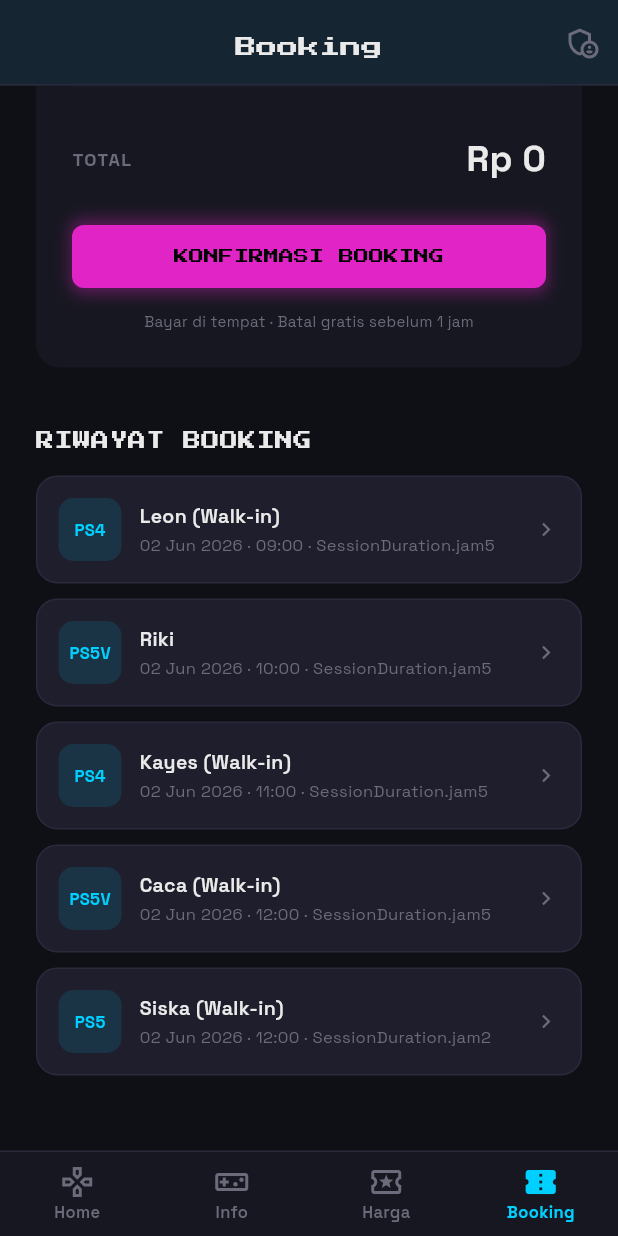
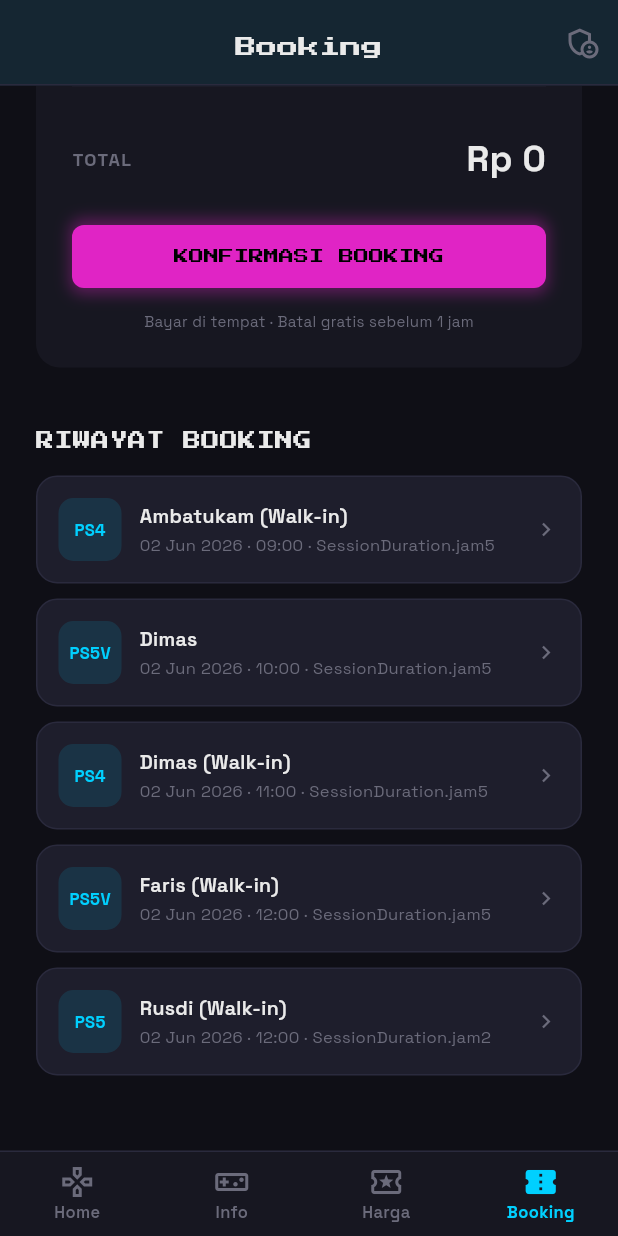
Before and after one commit to lepi-da-vinci/rental-ps-app, a Flutter app: the screen it shows after launch, item 4 of the bottom bar chosen, scrolled down 1028 dp, on a phone screen of 412 x 824 dp. Run offline on Flutter 3.47's test engine with Material 3 defaults, Android fonts, the phone set to English and light mode, and no system bars; our stand-ins replace google_fonts.

Commit message:
feat: add dummy data for PS units, game catalog, and revenue tracking to initialize application state.

```diff
--- a/lib/data/dummy_revenue.dart
+++ b/lib/data/dummy_revenue.dart
@@ -9,10 +9,45 @@ List<Booking> generateMonthlyBookings(DateTime now) {
   final bookings = <Booking>[];
 
   final names = [
-    'Budi', 'Sandi', 'Riki', 'Siska', 'Adit', 'Dimas', 'Anton', 'Joko',
-    'Kayes', 'Alep', 'Fina', 'Agus', 'Lina', 'Bayu', 'Angga', 'Caca',
-    'Dina', 'Wira', 'Faris', 'Gita', 'Hadi', 'Indra', 'Jawir', 'Leon',
-    'Sir Toro', 'Nisa', 'Rina', 'Toni', 'Yuda', 'Mega',
+    'Budi',
+    'Sandi',
+    'Riki',
+    'Siska',
+    'Adit',
+    'Dimas',
+    'Anton',
+    'Joko',
+    'Kayes',
+    'Alep',
+    'Fina',
+    'Agus',
+    'Lina',
+    'Bayu',
+    'Angga',
+    'Caca',
+    'Dina',
+    'Wira',
+    'Faris',
+    'Gita',
+    'Hadi',
+    'Indra',
+    'Jawir',
+    'Leon',
+    'Sir Toro',
+    'Nisa',
+    'Rina',
+    'Toni',
+    'Yuda',
+    'Mega',
+    'Rian',
+    'Asep',
+    'Ambatukam',
+    'Rusdi',
+    'Anton',
+    'Ironi',
+    'Imut',
+    'Wawawiwin',
+    'Rusli',
   ];
   const psTypes = ConsoleType.values;
 
@@ -26,10 +61,12 @@ List<Booking> generateMonthlyBookings(DateTime now) {
     DateTime targetDate = now.subtract(Duration(days: i));
 
     // Weekends get more bookings
-    bool isWeekend = targetDate.weekday == DateTime.saturday ||
+    bool isWeekend =
+        targetDate.weekday == DateTime.saturday ||
         targetDate.weekday == DateTime.sunday;
     int bookingsCount = isWeekend
-        ? 20 + random.nextInt(15) // 20-34 on weekends
+        ? 20 +
+              random.nextInt(15) // 20-34 on weekends
         : 12 + random.nextInt(13); // 12-24 on weekdays
 
     for (int j = 0; j < bookingsCount; j++) {
```
Also changed, not shown: lib/data/dummy_bookings.dart (deleted, +0 -98 lines), lib/data/dummy_data.dart (+27 -6 lines), assets/gambar/resident-evil-9.jpg (added).
